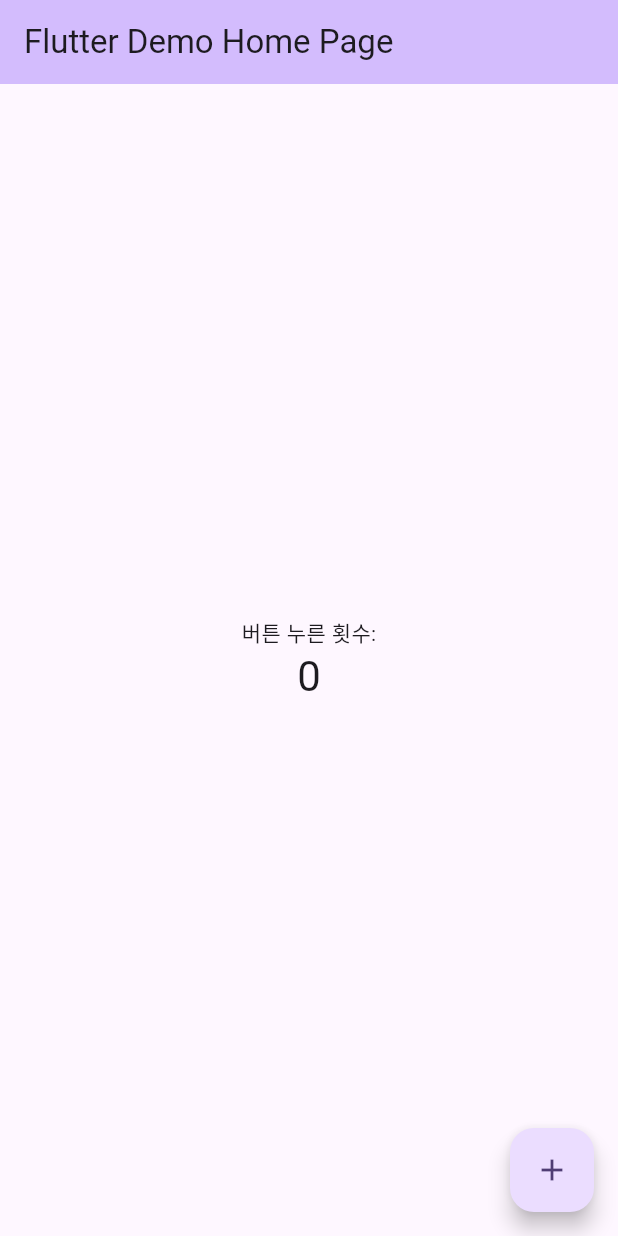
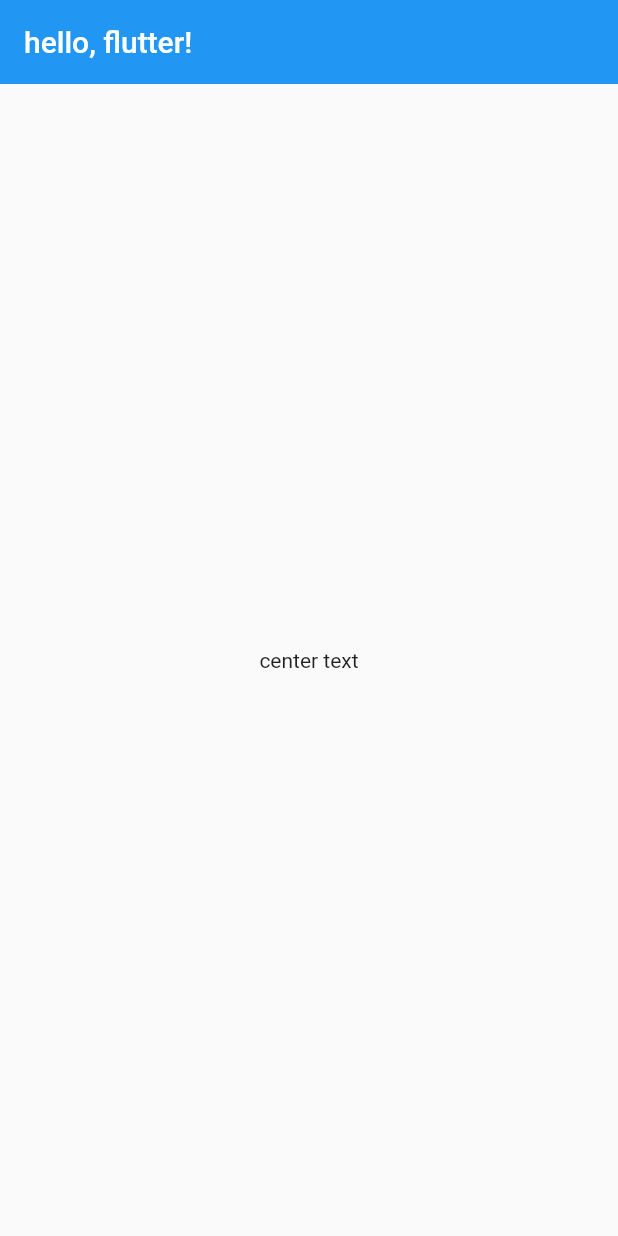
Before and after one commit to tjdrkr2580/flutter-prac, a Flutter app: the screen it shows after launch, on a phone screen of 412 x 824 dp. Run offline on Flutter 3.47's test engine with Material 2 defaults, Android fonts, the phone set to English and light mode, and no system bars.

Commit message:
style : statelesswidget, center

```diff
--- a/first_app/lib/main.dart
+++ b/first_app/lib/main.dart
@@ -1,125 +1,21 @@
 import 'package:flutter/material.dart';
 
 void main() {
-  runApp(const MyApp());
+  runApp(App());
 }
 
-class MyApp extends StatelessWidget {
-  const MyApp({super.key});
-
-  // This widget is the root of your application.
+class App extends StatelessWidget {
   @override
   Widget build(BuildContext context) {
     return MaterialApp(
-      title: 'Flutter Demo',
-      theme: ThemeData(
-        // This is the theme of your application.
-        //
-        // TRY THIS: Try running your application with "flutter run". You'll see
-        // the application has a blue toolbar. Then, without quitting the app,
-        // try changing the seedColor in the colorScheme below to Colors.green
-        // and then invoke "hot reload" (save your changes or press the "hot
-        // reload" button in a Flutter-supported IDE, or press "r" if you used
-        // the command line to start the app).
-        //
-        // Notice that the counter didn't reset back to zero; the application
-        // state is not lost during the reload. To reset the state, use hot
-        // restart instead.
-        //
-        // This works for code too, not just values: Most code changes can be
-        // tested with just a hot reload.
-        colorScheme: ColorScheme.fromSeed(seedColor: Colors.deepPurple),
-        useMaterial3: true,
+        home: Scaffold(
+      appBar: AppBar(
+        title: Text('hello, flutter!'),
+        elevation: 0,
       ),
-      home: const MyHomePage(title: 'Flutter Demo Home Page'),
-    );
+      body: Center(
+        child: Text('center text'),
+      ),
+    ));
   }
 }
-
-class MyHomePage extends StatefulWidget {
-  const MyHomePage({super.key, required this.title});
-
-  // This widget is the home page of your application. It is stateful, meaning
-  // that it has a State object (defined below) that contains fields that affect
-  // how it looks.
-
-  // This class is the configuration for the state. It holds the values (in this
-  // case the title) provided by the parent (in this case the App widget) and
-  // used by the build method of the State. Fields in a Widget subclass are
-  // always marked "final".
-
-  final String title;
-
-  @override
-  State<MyHomePage> createState() => _MyHomePageState();
-}
-
-class _MyHomePageState extends State<MyHomePage> {
-  int _counter = 0;
-
-  void _incrementCounter() {
-    setState(() {
-      // This call to setState tells the Flutter framework that something has
-      // changed in this State, which causes it to rerun the build method below
-      // so that the display can reflect the updated values. If we changed
-      // _counter without calling setState(), then the build method would not be
-      // called again, and so nothing would appear to happen.
-      _counter++;
-    });
-  }
-
-  @override
-  Widget build(BuildContext context) {
-    // This method is rerun every time setState is called, for instance as done
-    // by the _incrementCounter method above.
-    //
-    // The Flutter framework has been optimized to make rerunning build methods
-    // fast, so that you can just rebuild anything that needs updating rather
-    // than having to individually change instances of widgets.
-    return Scaffold(
-      appBar: AppBar(
-        // TRY THIS: Try changing the color here to a specific color (to
-        // Colors.amber, perhaps?) and trigger a hot reload to see the AppBar
-        // change color while the other colors stay the same.
-        backgroundColor: Theme.of(context).colorScheme.inversePrimary,
-        // Here we take the value from the MyHomePage object that was created by
-        // the App.build method, and use it to set our appbar title.
-        title: Text(widget.title),
-      ),
-      body: Center(
-        // Center is a layout widget. It takes a single child and positions it
-        // in the middle of the parent.
-        child: Column(
-          // Column is also a layout widget. It takes a list of children and
-          // arranges them vertically. By default, it sizes itself to fit its
-          // children horizontally, and tries to be as tall as its parent.
-          //
-          // Column has various properties to control how it sizes itself and
-          // how it positions its children. Here we use mainAxisAlignment to
-          // center the children vertically; the main axis here is the vertical
-          // axis because Columns are vertical (the cross axis would be
-          // horizontal).
-          //
-          // TRY THIS: Invoke "debug painting" (choose the "Toggle Debug Paint"
-          // action in the IDE, or press "p" in the console), to see the
-          // wireframe for each widget.
-          mainAxisAlignment: MainAxisAlignment.center,
-          children: <Widget>[
-            const Text(
-              '버튼 누른 횟수:',
-            ),
-            Text(
-              '$_counter',
-              style: Theme.of(context).textTheme.headlineMedium,
-            ),
-          ],
-        ),
-      ),
-      floatingActionButton: FloatingActionButton(
-        onPressed: _incrementCounter,
-        tooltip: 'Increment',
-        child: const Icon(Icons.add),
-      ), // This trailing comma makes auto-formatting nicer for build methods.
-    );
-  }
-}
```
